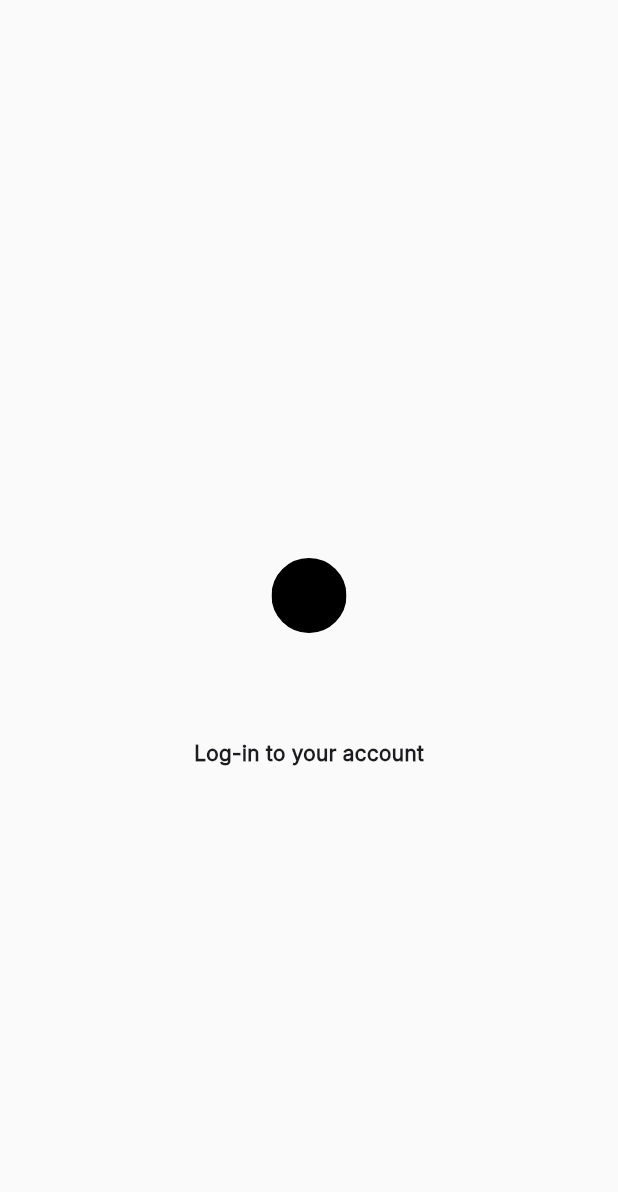
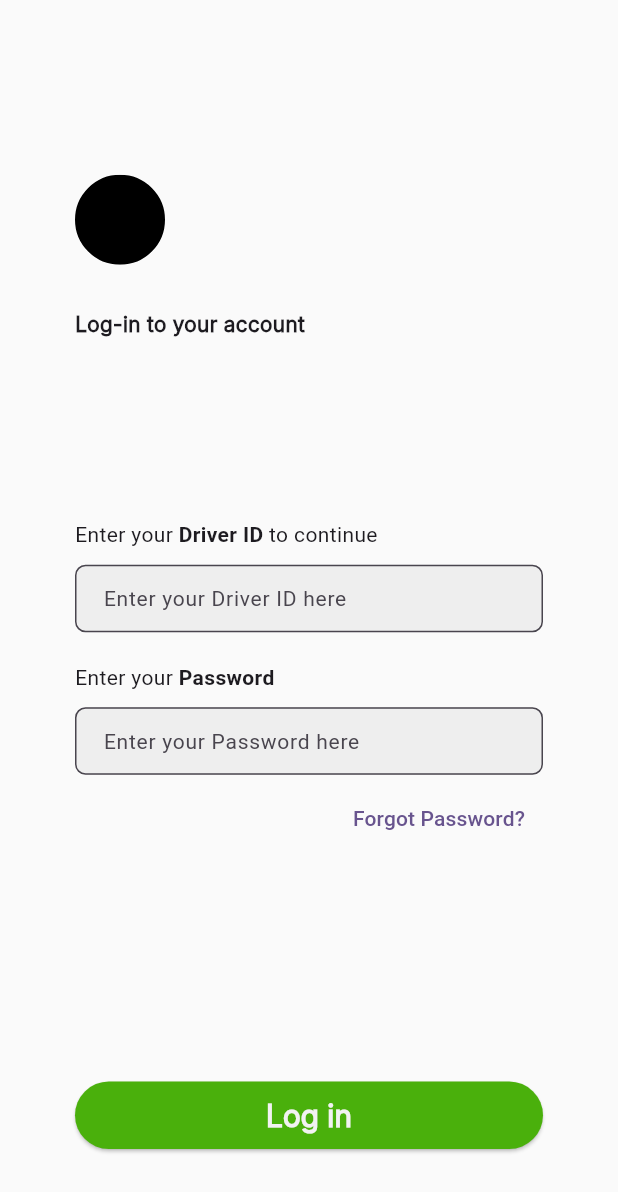
Before and after one commit to heimin22/pasada_driver_side, a Flutter app: the screen it shows after launch, after a tap on "Log in", on a phone screen of 412 x 824 dp. Shown: the top 1192 px of the screen. Run offline on Flutter 3.47's test engine with Material 3 defaults, Android fonts, the phone set to English and light mode, and no system bars; our stand-ins replace flutter_svg.

Commit message:
added inputs and log in button

```diff
--- a/lib/login.dart
+++ b/lib/login.dart
@@ -7,18 +7,26 @@ class LogIn extends StatelessWidget {
   @override
   Widget build(BuildContext context) {
     return Scaffold(
-      body: Center(
+      body: Align(
+        alignment: Alignment.centerLeft,
+        child: Padding(
+          padding: const EdgeInsets.all(50),
           child: Column(
+            crossAxisAlignment: CrossAxisAlignment.start,
             mainAxisAlignment: MainAxisAlignment.center,
+
+            //CONTENTS
             children: [
+              //HEADER
               Container(
+                alignment: Alignment.centerLeft,
                 margin: const EdgeInsets.only(top: 60),
-              width: 50,
-              height: 50,
+                width: 60,
+                height: 60,
                 child: SvgPicture.asset('assets/svg/Ellipse.svg'),
               ),
               Container(
-              margin: const EdgeInsets.only(top: 70),
+                margin: const EdgeInsets.only(top: 30),
                 child: const Text(
                   'Log-in to your account',
                   style: TextStyle(
@@ -26,8 +34,139 @@ class LogIn extends StatelessWidget {
                     fontWeight: FontWeight.w700,
                   ),
                 ),
-            )
+              ),
+
+              //ENTER DRIVER ID PART
+              Container(
+                margin: const EdgeInsets.only(top: 120),
+                child: Column(
+                  children: [
+                    const Row(
+                      children: [
+                        Text(
+                          'Enter your ',
+                        ),
+                        Text(
+                          'Driver ID',
+                          style: TextStyle(
+                            fontWeight: FontWeight.w700,
+                          ),
+                        ),
+                        Text(' to continue')
                       ],
+                    ),
+
+                    //INPUT
+                    Container(
+                      margin: const EdgeInsets.only(top: 10),
+                      child: SizedBox(
+                        width: double.infinity,
+                        height: 45,
+                        child: TextField(
+                          decoration: InputDecoration(
+                            border: OutlineInputBorder(
+                              borderRadius: BorderRadius.circular(7.0),
+                            ),
+                            labelText: 'Enter your Driver ID here',
+                            labelStyle: const TextStyle(
+                              fontSize: 14,
+                            ),
+                            filled: true,
+                            fillColor: Colors.grey.shade200,
+                            contentPadding:
+                                const EdgeInsets.fromLTRB(15, 0, 115, 0),
+                          ),
+                        ),
+                      ),
+                    ),
+                  ],
+                ),
+              ),
+              Container(
+                margin: const EdgeInsets.only(top: 20),
+                child: Column(
+                  children: [
+                    const Row(
+                      children: [
+                        Text(
+                          'Enter your ',
+                        ),
+                        Text(
+                          'Password',
+                          style: TextStyle(
+                            fontWeight: FontWeight.w700,
+                          ),
+                        ),
+                      ],
+                    ),
+
+                    //INPUT
+                    Container(
+                      margin: const EdgeInsets.only(top: 10),
+                      child: SizedBox(
+                        width: double.infinity,
+                        height: 45,
+                        child: TextField(
+                          obscureText: true,
+                          decoration: InputDecoration(
+                            border: OutlineInputBorder(
+                              borderRadius: BorderRadius.circular(7.0),
+                            ),
+                            labelText: 'Enter your Password here',
+                            labelStyle: const TextStyle(
+                              fontSize: 14,
+                            ),
+                            filled: true,
+                            fillColor: Colors.grey.shade200,
+                            contentPadding:
+                                const EdgeInsets.fromLTRB(15, 0, 115, 0),
+                          ),
+                        ),
+                      ),
+                    ),
+                  ],
+                ),
+              ),
+              // Container(
+              //   child: ,
+              // )
+
+              //FORGOT PASSWORD BUTTON
+              Container(
+                margin: const EdgeInsets.only(top: 5),
+                alignment: Alignment.centerRight,
+                child: TextButton(
+                  onPressed: () {},
+                  child: const Text('Forgot Password?'),
+                ),
+              ),
+
+              Container(
+              margin: const EdgeInsets.only(top: 150),
+              width: double.infinity,
+              child: ElevatedButton(
+                onPressed: () {
+
+                },
+                  style: ElevatedButton.styleFrom(
+                  backgroundColor: const Color(0xFF4AB00C),
+                  minimumSize: const Size(240, 45),
+                  shadowColor: Colors.black,
+                ),
+                child: const Text(
+                  'Log in',
+                  style: TextStyle(
+                    color: Color(0xFFF2F2F2),
+                    fontWeight: FontWeight.w600,
+                    fontSize: 20,
+                    fontFamily: 'Inter',
+                  ),
+                ),
+              ),
+            ),
+
+            ],
+          ),
         ),
       ),
     );
--- a/lib/main.dart
+++ b/lib/main.dart
@@ -76,9 +76,10 @@ class _MyHomePageState extends State<MyHomePage> {
                     MaterialPageRoute(builder: (context) => const LogIn()),
                   );
                 },
-                style: ElevatedButton.styleFrom(
+                  style: ElevatedButton.styleFrom(
                   backgroundColor: const Color(0xFF4AB00C),
                   minimumSize: const Size(240, 45),
+                  shadowColor: Colors.black,
                 ),
                 child: const Text(
                   'Log in',
```
Lines whose indentation alone changed are shown as unchanged.
